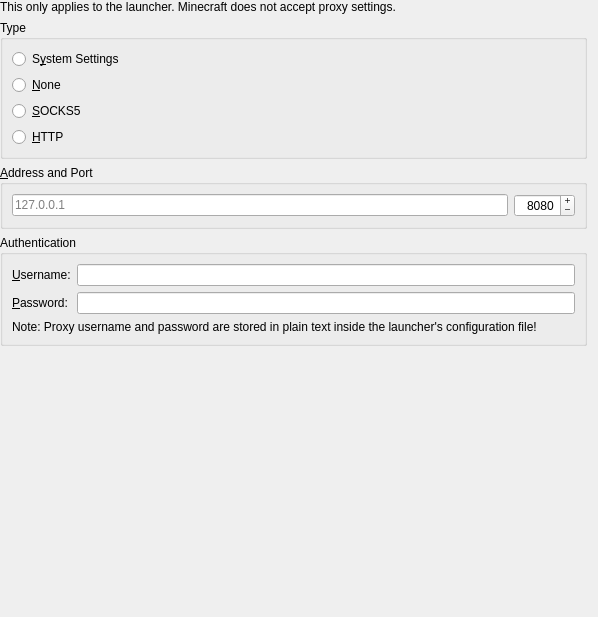
Old version of the form launcher/ui/pages/global/ProxyPage.ui in the repository FreesmTeam/FreesmLauncher.
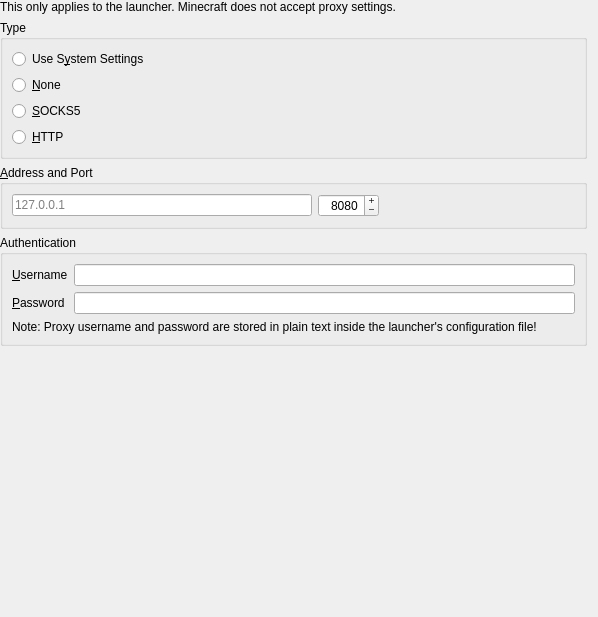
New version of the form.

Commit message: Redo layouts

```diff
--- a/launcher/ui/pages/global/ProxyPage.ui
+++ b/launcher/ui/pages/global/ProxyPage.ui
@@ -51,7 +51,7 @@
          <string>Uses your system's default proxy settings.</string>
         </property>
         <property name="text">
-         <string>S&amp;ystem Settings</string>
+         <string>Use S&amp;ystem Settings</string>
         </property>
         <attribute name="buttonGroup">
          <string notr="true">proxyGroup</string>
@@ -99,6 +99,18 @@
      <layout class="QHBoxLayout" name="horizontalLayout_2">
       <item>
        <widget class="QLineEdit" name="proxyAddrEdit">
+        <property name="sizePolicy">
+         <sizepolicy hsizetype="Preferred" vsizetype="Fixed">
+          <horstretch>0</horstretch>
+          <verstretch>0</verstretch>
+         </sizepolicy>
+        </property>
+        <property name="minimumSize">
+         <size>
+          <width>300</width>
+          <height>0</height>
+         </size>
+        </property>
         <property name="placeholderText">
          <string notr="true">127.0.0.1</string>
         </property>
@@ -120,6 +132,19 @@
         </property>
        </widget>
       </item>
+      <item>
+       <spacer name="horizontalSpacer">
+        <property name="orientation">
+         <enum>Qt::Horizontal</enum>
+        </property>
+        <property name="sizeHint" stdset="0">
+         <size>
+          <width>40</width>
+          <height>20</height>
+         </size>
+        </property>
+       </spacer>
+      </item>
      </layout>
     </widget>
    </item>
@@ -128,30 +153,30 @@
      <property name="title">
       <string>Authentication</string>
      </property>
-     <layout class="QGridLayout" name="gridLayout_5">
-      <item row="0" column="1">
-       <widget class="QLineEdit" name="proxyUserEdit"/>
-      </item>
-      <item row="2" column="0" colspan="2">
-       <widget class="QLabel" name="proxyPlainTextWarningLabel">
-        <property name="text">
-         <string>Note: Proxy username and password are stored in plain text inside the launcher's configuration file!</string>
-        </property>
-        <property name="wordWrap">
-         <bool>true</bool>
-        </property>
-       </widget>
-      </item>
+     <layout class="QGridLayout" name="gridLayout">
       <item row="0" column="0">
        <widget class="QLabel" name="proxyUsernameLabel">
         <property name="text">
-         <string>&amp;Username:</string>
+         <string>&amp;Username</string>
         </property>
         <property name="buddy">
          <cstring>proxyUserEdit</cstring>
         </property>
        </widget>
       </item>
+      <item row="0" column="1">
+       <widget class="QLineEdit" name="proxyUserEdit"/>
+      </item>
+      <item row="1" column="0">
+       <widget class="QLabel" name="proxyPasswordLabel">
+        <property name="text">
+         <string>&amp;Password</string>
+        </property>
+        <property name="buddy">
+         <cstring>proxyPassEdit</cstring>
+        </property>
+       </widget>
+      </item>
       <item row="1" column="1">
        <widget class="QLineEdit" name="proxyPassEdit">
         <property name="echoMode">
@@ -159,10 +184,10 @@
         </property>
        </widget>
       </item>
-      <item row="1" column="0">
-       <widget class="QLabel" name="proxyPasswordLabel">
+      <item row="2" column="0" colspan="2">
+       <widget class="QLabel" name="proxyPlainTextWarningLabel">
         <property name="text">
-         <string>&amp;Password:</string>
+         <string>Note: Proxy username and password are stored in plain text inside the launcher's configuration file!</string>
         </property>
         <property name="buddy">
          <cstring>proxyPassEdit</cstring>
```
Left out of the diff: 4 changed lines with no effect on the pictures. The commit also changes 6 other files.
